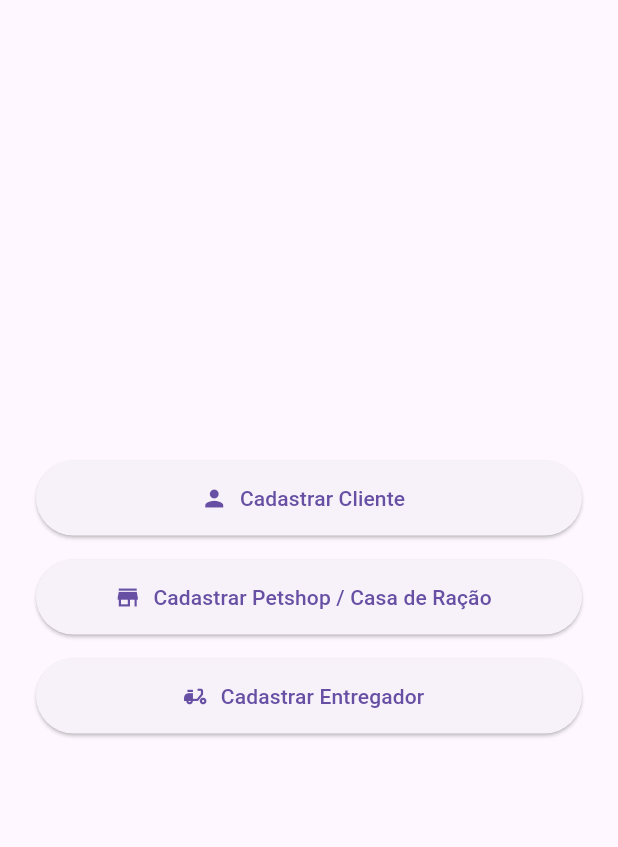
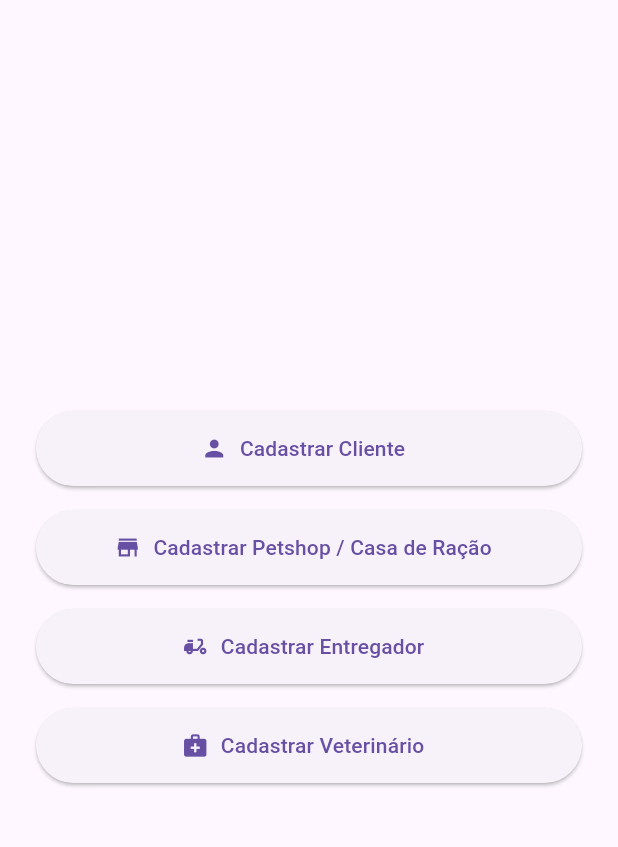
Before and after one commit to dan-araujo/petgo, a Flutter app: the screen it shows after launch, on a phone screen of 412 x 824 dp, the part 63-910 px from its top. Run offline on Flutter 3.47's test engine with Material 3 defaults, Android fonts, the phone set to English and light mode, and no system bars.

Commit message:
feat: adiciona botão para a tela do cadastro de veterinários

```diff
--- a/lib/features/auth/screens/home/home_screen.dart
+++ b/lib/features/auth/screens/home/home_screen.dart
@@ -2,6 +2,7 @@ import 'package:flutter/material.dart';
 import 'package:petgo/features/auth/screens/register/register_customer_screen.dart';
 import 'package:petgo/features/auth/screens/register/register_delivery_screen.dart';
 import 'package:petgo/features/auth/screens/register/register_shop_screen.dart';
+import 'package:petgo/features/auth/screens/register/register_vet_screen.dart';
 
 class MyApp extends StatelessWidget {
   const MyApp({super.key});
@@ -73,6 +74,20 @@ class HomeScreen extends StatelessWidget {
                       );
                      },
                      ),
+                     const SizedBox(height: 16),
+                     ElevatedButton.icon(
+                    icon: const Icon(Icons.medical_services),
+                    label: const Text('Cadastrar Veterinário'),
+                    style: ElevatedButton.styleFrom(
+                      minimumSize: const Size(double.infinity, 50),
+                     ),
+                     onPressed: () {
+                      Navigator.push(
+                        context,
+                        MaterialPageRoute(builder: (context) => const RegisterVetScreen()),
+                      );
+                     },
+                     ),
             ],
             )
         ),)
```
